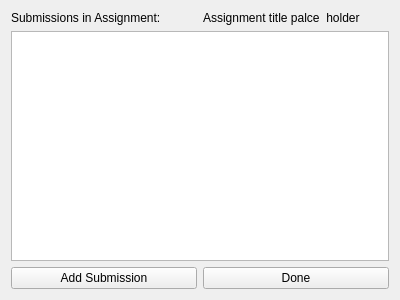
Laucksy/CS-205-Project, file GUI/assignmentview.ui: the form before one commit.
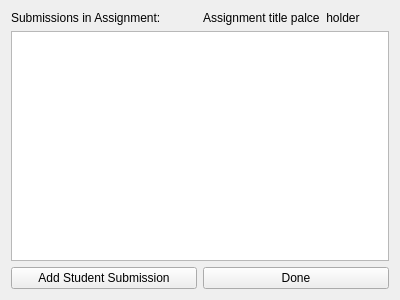
The form after the commit.

The edit to the form file:
```diff
--- a/GUI/assignmentview.ui
+++ b/GUI/assignmentview.ui
@@ -24,7 +24,7 @@
    <item row="2" column="0">
     <widget class="QPushButton" name="pushButton">
      <property name="text">
-      <string>Add Submission</string>
+      <string>Add Student Submission</string>
      </property>
     </widget>
    </item>
```
